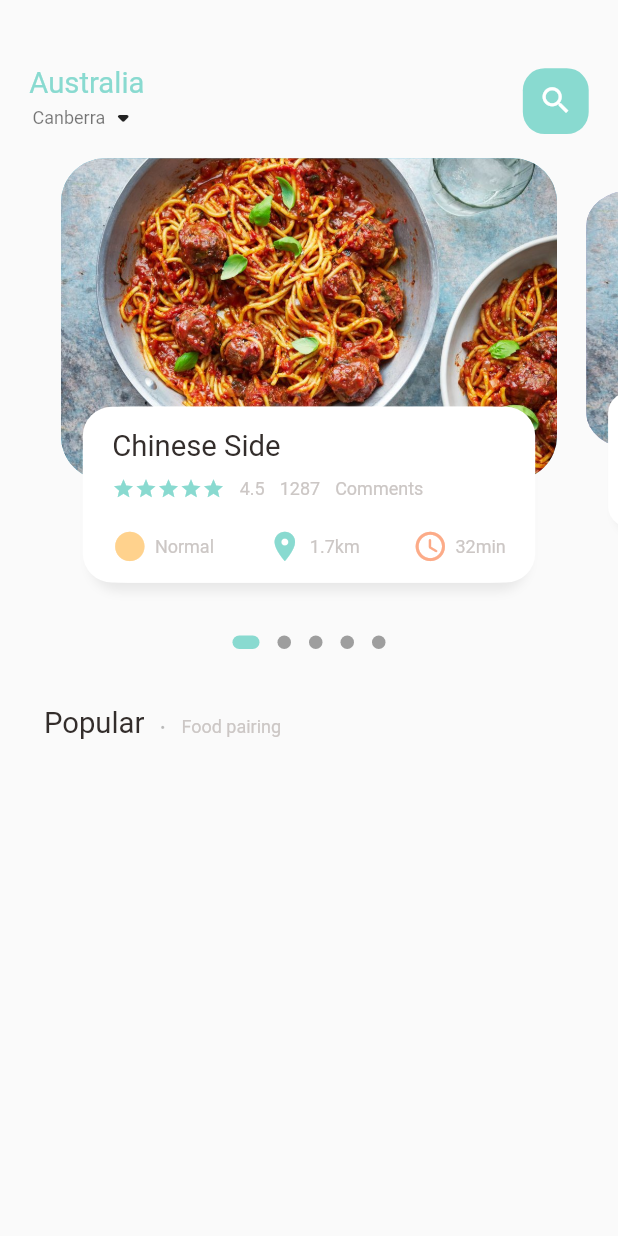
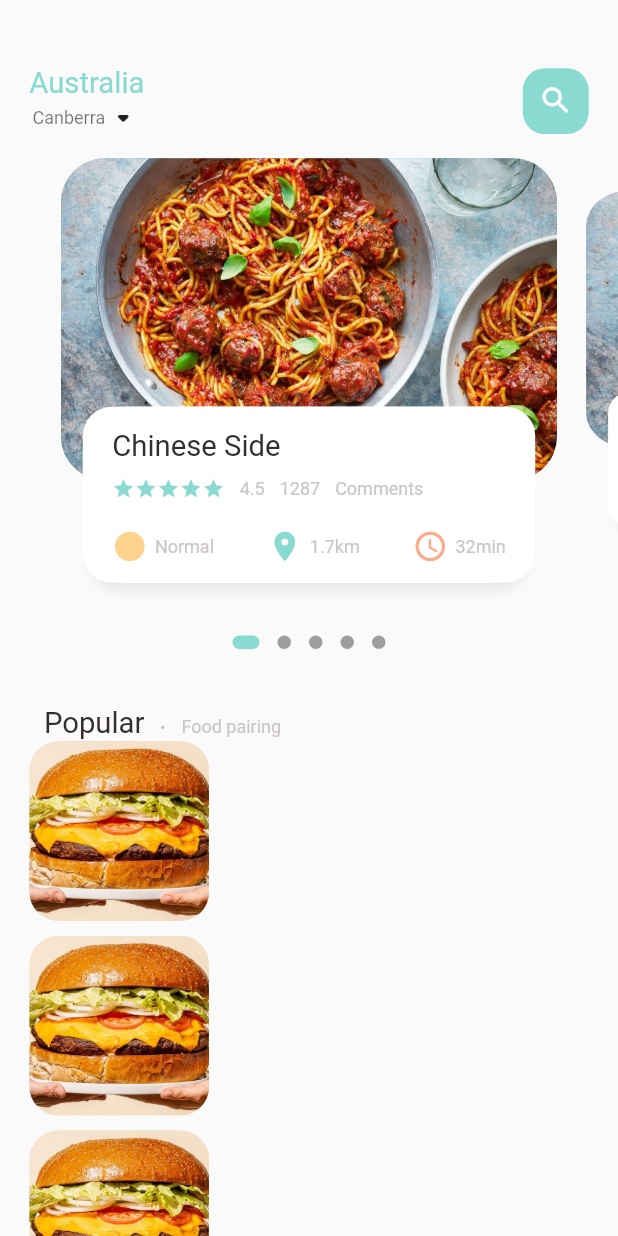
Before and after one commit to zheyxu/e-commence-app, a Flutter app: the screen it shows after launch, on a phone screen of 412 x 824 dp. Run offline on Flutter 3.47's test engine with Material 2 defaults, Android fonts, the phone set to English and light mode, and no system bars; drawn by our look-alikes of dots_indicator; our stand-ins replace get.

Commit message:
add ListView.builder

```diff
--- a/e_commence/lib/home/food_page_body.dart
+++ b/e_commence/lib/home/food_page_body.dart
@@ -92,23 +92,26 @@ class _FoodPageBodyState extends State<FoodPageBody> {
         Container(
           height: 900,
           child: ListView.builder(
-              physics: AlwaysScrollableScrollPhysics(),
+              physics: NeverScrollableScrollPhysics(),
               shrinkWrap: true,
               itemCount: 10,
               itemBuilder: (context, index) {
                 return Container(
-                  width: 120,
-                  height: 120,
                   margin: EdgeInsets.only(
-                      left: Dimensions.width20, right: Dimensions.width20),
+                      left: Dimensions.width20,
+                      right: Dimensions.width20,
+                      bottom: Dimensions.height10),
                   child: Row(children: [
                     Container(
+                      width: 120,
+                      height: 120,
                       decoration: BoxDecoration(
                           borderRadius:
                               BorderRadius.circular(Dimensions.radius20),
                           color: Colors.white38,
                           image: DecorationImage(
-                              image: AssetImage("assets/image/food1.png"))),
+                              fit: BoxFit.cover,
+                              image: AssetImage("assets/image/food0.png"))),
                     )
                   ]),
                 );
```
Also changed, not shown: e_commence/assets/image/food0.png.
